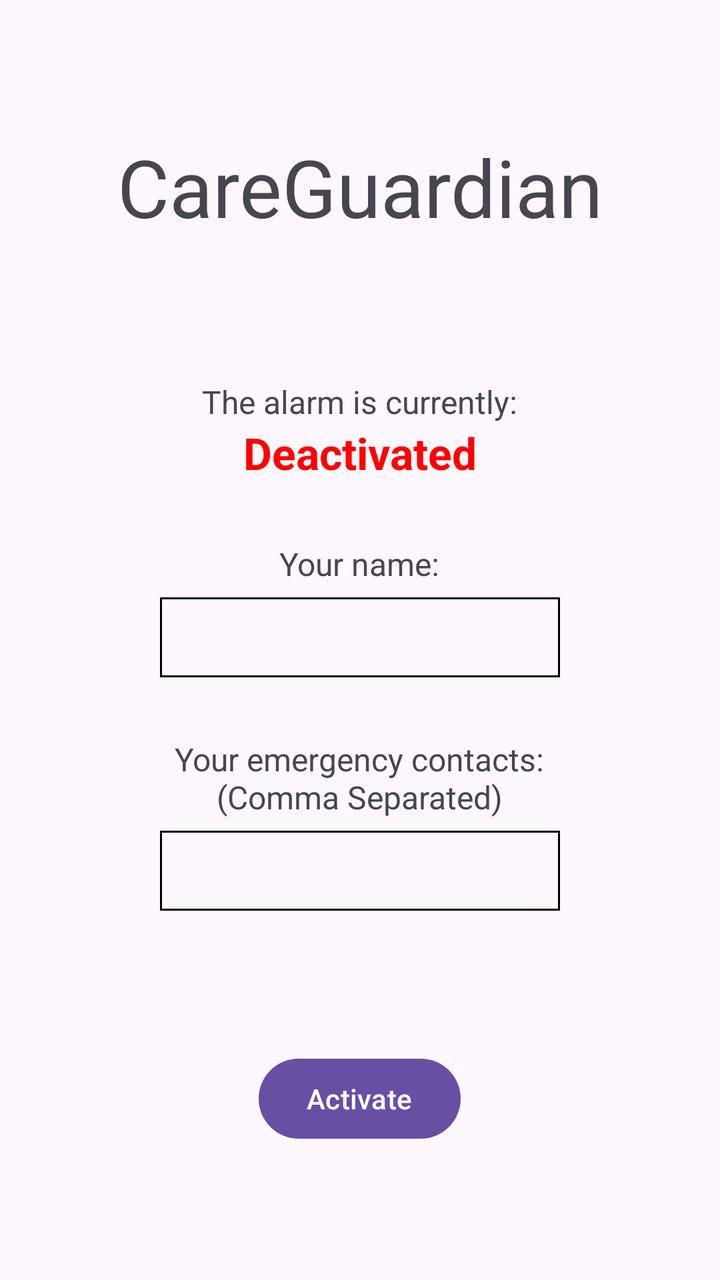
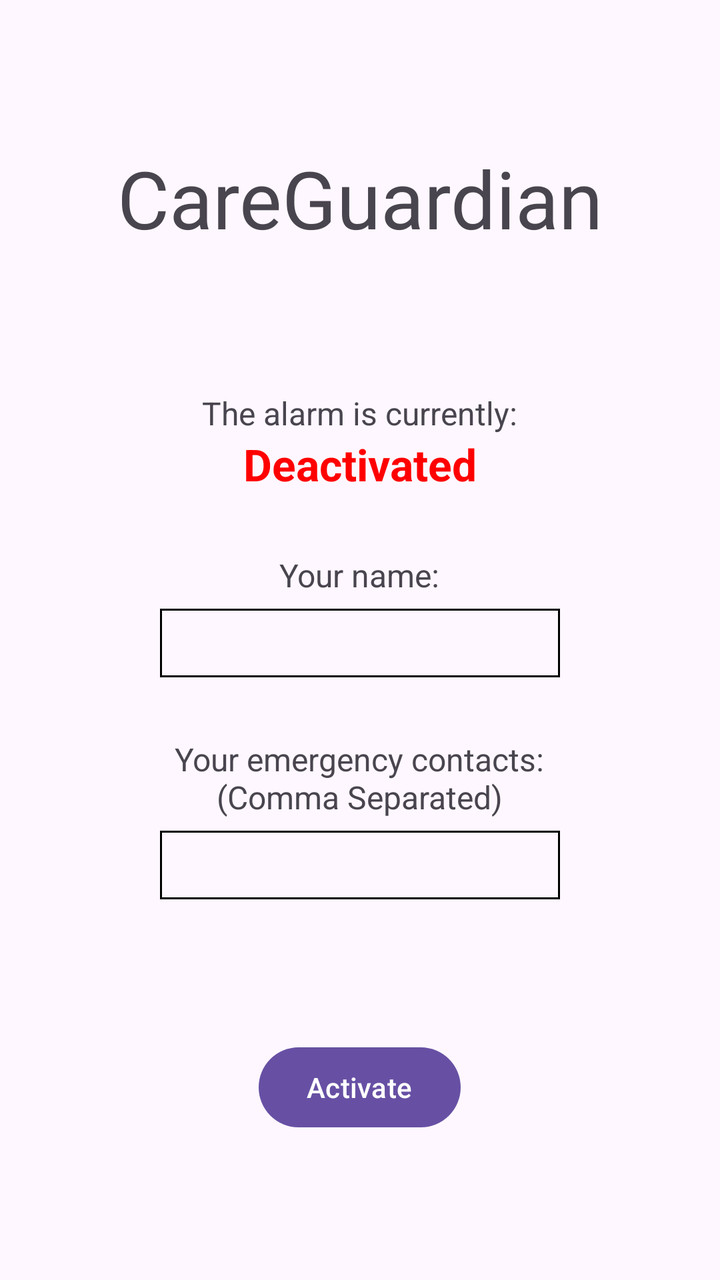

Before-and-after screenshots of an Android layout around one commit, followed by the original layout XML and the change that was made.
<!-- AndroidManifest.xml: application theme Theme.CareGuardian -->
<!-- res/layout/activity_main.xml -->
<?xml version="1.0" encoding="utf-8"?>
<LinearLayout
    xmlns:android="http://schemas.android.com/apk/res/android"
    android:layout_width="match_parent"
    android:layout_height="match_parent"
    android:orientation="vertical"
    android:gravity="center">

    <TextView
        android:layout_width="wrap_content"
        android:layout_height="wrap_content"
        android:text="CareGuardian"
        android:textSize="40dp"
        android:layout_marginBottom="70dp"
        />

    <TextView
        android:layout_width="wrap_content"
        android:layout_height="wrap_content"
        android:text="The alarm is currently:"
        android:textSize="16dp"
        />
    <TextView
        android:id="@+id/status"
        android:layout_width="wrap_content"
        android:layout_height="wrap_content"
        android:text="Deactivated"
        android:textStyle="bold"
        android:textColor="#FF0000"
        android:textSize="22dp"
        android:layout_marginBottom="30dp"
        />

    <TextView
        android:layout_width="wrap_content"
        android:layout_height="wrap_content"
        android:text="Your name:"
        android:textSize="16dp"
        />
    <EditText
        android:id="@+id/inputName"
        android:layout_width="200dp"
        android:layout_height="40dp"
        android:layout_marginBottom="30dp"
        android:layout_marginTop="6dp"
        android:background="@drawable/edittext"
        />

    <TextView
        android:layout_width="wrap_content"
        android:layout_height="wrap_content"
        android:textAlignment="center"
        android:text="Your emergency contacts:\n(Comma Separated)"
        android:textSize="16dp"
        />
    <EditText
        android:id="@+id/inputContacts"
        android:layout_width="200dp"
        android:layout_height="40dp"
        android:layout_marginBottom="70dp"
        android:layout_marginTop="6dp"
        android:background="@drawable/edittext"
        />

    <Button
        android:id="@+id/alarmToggler"
        android:layout_width="wrap_content"
        android:layout_height="wrap_content"
        android:text="Activate" />

</LinearLayout>
<!-- resources referenced by this layout -->
<resources>
  <!-- drawable edittext (drawable) -->
  <shape xmlns:android="http://schemas.android.com/apk/res/android"
      android:shape="rectangle">
      <stroke
          android:width="1dp"
          android:color="#000000"
      />
      <padding
          android:left="5dp"
          android:right="5dp"
          android:top="5dp"
          android:bottom="5dp"
          />
  </shape>
  <style name="Theme.CareGuardian" parent="Base.Theme.CareGuardian" />
  <style name="Base.Theme.CareGuardian" parent="Theme.Material3.DayNight.NoActionBar">
          
          
      </style>
</resources>

<!-- the commit's change to res/layout/activity_main.xml (unified diff, before → after) -->
@@ -40,7 +40,7 @@
     <EditText
         android:id="@+id/inputName"
         android:layout_width="200dp"
-        android:layout_height="40dp"
+        android:layout_height="wrap_content"
         android:layout_marginBottom="30dp"
         android:layout_marginTop="6dp"
         android:background="@drawable/edittext"
@@ -56,7 +56,7 @@
     <EditText
         android:id="@+id/inputContacts"
         android:layout_width="200dp"
-        android:layout_height="40dp"
+        android:layout_height="wrap_content"
         android:layout_marginBottom="70dp"
         android:layout_marginTop="6dp"
         android:background="@drawable/edittext"
